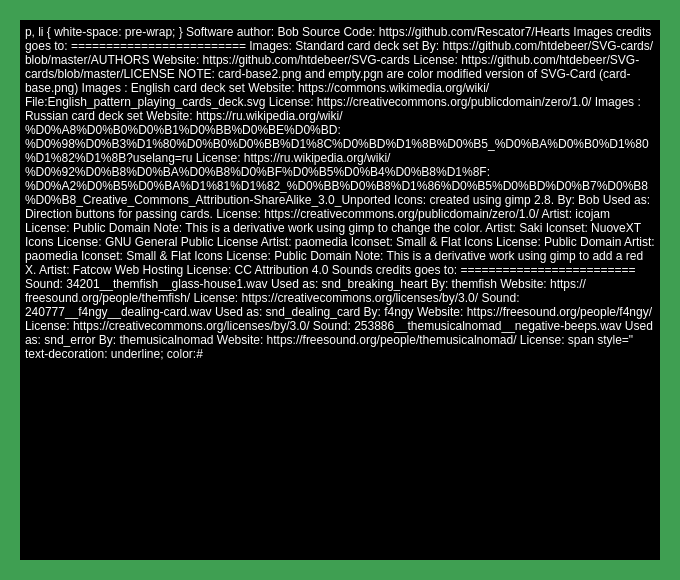
The window that credits.ui (Rescator7/Hearts) describes before a commit, drawn with Qt 5.
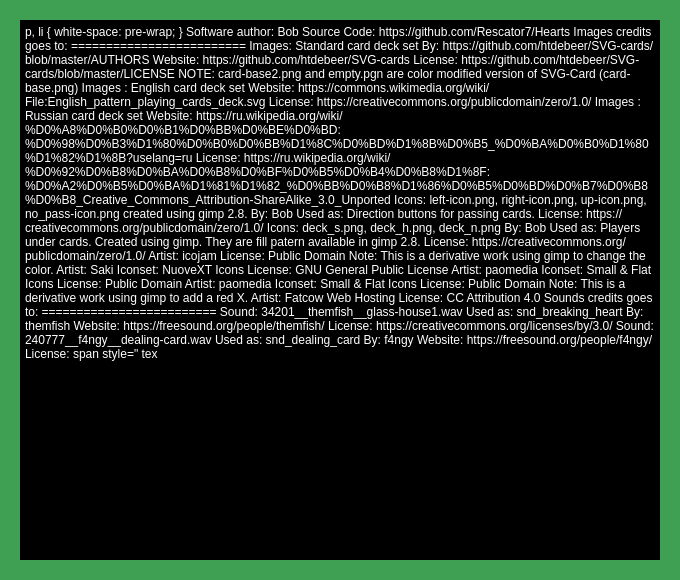
The same window after the commit. Icons and pictures are not drawn.

Commit message: 1.6.1 Undo command added Fix glitch easy card selection when switching auto-centering on/off Fix reset statistics glitch

The edit to the form file:
```diff
--- a/credits.ui
+++ b/credits.ui
@@ -950,13 +950,20 @@
 &lt;p style=&quot; margin-top:0px; margin-bottom:0px; margin-left:0px; margin-right:0px; -qt-block-indent:0; text-indent:0px;&quot;&gt;License: &lt;a href=&quot;https://ru.wikipedia.org/wiki/%D0%92%D0%B8%D0%BA%D0%B8%D0%BF%D0%B5%D0%B4%D0%B8%D1%8F:%D0%A2%D0%B5%D0%BA%D1%81%D1%82_%D0%BB%D0%B8%D1%86%D0%B5%D0%BD%D0%B7%D0%B8%D0%B8_Creative_Commons_Attribution-ShareAlike_3.0_Unported&quot;&gt;&lt;span style=&quot; text-decoration: underline; color:#5555ff;&quot;&gt;https://ru.wikipedia.org/wiki/%D0%92%D0%B8%D0%BA%D0%B8%D0%BF%D0%B5%D0%B4%D0%B8%D1%8F:%D0%A2%D0%B5%D0%BA%D1%81%D1%82_%D0%BB%D0%B8%D1%86%D0%B5%D0%BD%D0%B7%D0%B8%D0%B8_Creative_Commons_Attribution-ShareAlike_3.0_Unported&lt;/span&gt;&lt;/a&gt;&lt;/p&gt;
 &lt;p style=&quot;-qt-paragraph-type:empty; margin-top:0px; margin-bottom:0px; margin-left:0px; margin-right:0px; -qt-block-indent:0; text-indent:0px; text-decoration: underline; color:#5555ff;&quot;&gt;&lt;br /&gt;&lt;/p&gt;
 &lt;p style=&quot;-qt-paragraph-type:empty; margin-top:0px; margin-bottom:0px; margin-left:0px; margin-right:0px; -qt-block-indent:0; text-indent:0px; text-decoration: underline; color:#5555ff;&quot;&gt;&lt;br /&gt;&lt;/p&gt;
-&lt;p style=&quot; margin-top:0px; margin-bottom:0px; margin-left:0px; margin-right:0px; -qt-block-indent:0; text-indent:0px;&quot;&gt;&lt;span style=&quot; text-decoration: underline;&quot;&gt;Icons:&lt;/span&gt;&lt;/p&gt;
+&lt;p style=&quot; margin-top:0px; margin-bottom:0px; margin-left:0px; margin-right:0px; -qt-block-indent:0; text-indent:0px;&quot;&gt;&lt;span style=&quot; text-decoration: underline;&quot;&gt;Icons: left-icon.png, right-icon.png, up-icon.png, no_pass-icon.png&lt;/span&gt;&lt;/p&gt;
+&lt;p style=&quot;-qt-paragraph-type:empty; margin-top:0px; margin-bottom:0px; margin-left:0px; margin-right:0px; -qt-block-indent:0; text-indent:0px; text-decoration: underline;&quot;&gt;&lt;br /&gt;&lt;/p&gt;
 &lt;p style=&quot;-qt-paragraph-type:empty; margin-top:0px; margin-bottom:0px; margin-left:0px; margin-right:0px; -qt-block-indent:0; text-indent:0px;&quot;&gt;&lt;br /&gt;&lt;/p&gt;
 &lt;p style=&quot; margin-top:0px; margin-bottom:0px; margin-left:0px; margin-right:0px; -qt-block-indent:0; text-indent:0px;&quot;&gt;&lt;img src=&quot;:/icons/left-icon.png&quot; /&gt;&lt;img src=&quot;:/icons/right-icon.png&quot; /&gt;&lt;img src=&quot;:/icons/up-icon.png&quot; /&gt;&lt;img src=&quot;:/icons/no_pass-icon.png&quot; /&gt; created using gimp 2.8.&lt;/p&gt;
 &lt;p style=&quot; margin-top:0px; margin-bottom:0px; margin-left:0px; margin-right:0px; -qt-block-indent:0; text-indent:0px;&quot;&gt;By: Bob &amp;lt;castillo7@hotmail.com&amp;gt;&lt;/p&gt;
 &lt;p style=&quot; margin-top:0px; margin-bottom:0px; margin-left:0px; margin-right:0px; -qt-block-indent:0; text-indent:0px;&quot;&gt;Used as: Direction buttons for passing cards.&lt;/p&gt;
 &lt;p style=&quot; margin-top:0px; margin-bottom:0px; margin-left:0px; margin-right:0px; -qt-block-indent:0; text-indent:0px;&quot;&gt;License: &lt;a href=&quot;https://creativecommons.org/publicdomain/zero/1.0/&quot;&gt;&lt;span style=&quot; text-decoration: underline; color:#5555ff;&quot;&gt;https://creativecommons.org/publicdomain/zero/1.0/&lt;/span&gt;&lt;/a&gt;&lt;/p&gt;
-&lt;p style=&quot;-qt-paragraph-type:empty; margin-top:0px; margin-bottom:0px; margin-left:0px; margin-right:0px; -qt-block-indent:0; text-indent:0px; text-decoration: underline; color:#0000ff;&quot;&gt;&lt;br /&gt;&lt;/p&gt;
+&lt;p style=&quot; margin-top:0px; margin-bottom:0px; margin-left:0px; margin-right:0px; -qt-block-indent:0; text-indent:0px;&quot;&gt; &lt;/p&gt;
+&lt;p style=&quot; margin-top:0px; margin-bottom:0px; margin-left:0px; margin-right:0px; -qt-block-indent:0; text-indent:0px;&quot;&gt;Icons: deck_s.png, deck_h.png, deck_n.png&lt;/p&gt;
+&lt;p style=&quot; margin-top:0px; margin-bottom:0px; margin-left:0px; margin-right:0px; -qt-block-indent:0; text-indent:0px;&quot;&gt;&lt;img src=&quot;:/icons/deck_n.png&quot; /&gt;&lt;/p&gt;
+&lt;p style=&quot; margin-top:0px; margin-bottom:0px; margin-left:0px; margin-right:0px; -qt-block-indent:0; text-indent:0px;&quot;&gt;By: Bob &amp;lt;castillo7@hotmail.com&amp;gt;&lt;/p&gt;
+&lt;p style=&quot; margin-top:0px; margin-bottom:0px; margin-left:0px; margin-right:0px; -qt-block-indent:0; text-indent:0px;&quot;&gt;Used as: Players under cards.&lt;/p&gt;
+&lt;p style=&quot; margin-top:0px; margin-bottom:0px; margin-left:0px; margin-right:0px; -qt-block-indent:0; text-indent:0px;&quot;&gt;Created using gimp. They are fill patern available in gimp 2.8.&lt;/p&gt;
+&lt;p style=&quot; margin-top:0px; margin-bottom:0px; margin-left:0px; margin-right:0px; -qt-block-indent:0; text-indent:0px;&quot;&gt;License: &lt;a href=&quot;https://creativecommons.org/publicdomain/zero/1.0/&quot;&gt;&lt;span style=&quot; text-decoration: underline; color:#5555ff;&quot;&gt;https://creativecommons.org/publicdomain/zero/1.0/&lt;/span&gt;&lt;/a&gt;&lt;/p&gt;
 &lt;p style=&quot;-qt-paragraph-type:empty; margin-top:0px; margin-bottom:0px; margin-left:0px; margin-right:0px; -qt-block-indent:0; text-indent:0px;&quot;&gt;&lt;br /&gt;&lt;/p&gt;
 &lt;p style=&quot; margin-top:0px; margin-bottom:0px; margin-left:0px; margin-right:0px; -qt-block-indent:0; text-indent:0px;&quot;&gt;&lt;img src=&quot;:/icons/heart.png&quot; /&gt;&lt;/p&gt;
 &lt;p style=&quot; margin-top:0px; margin-bottom:0px; margin-left:0px; margin-right:0px; -qt-block-indent:0; text-indent:0px;&quot;&gt;&lt;span style=&quot; font-weight:600;&quot;&gt;Artist: &lt;/span&gt; &lt;a href=&quot;https://www.iconarchive.com/artist/icojam.html&quot;&gt;&lt;span style=&quot; text-decoration: underline; color:#5555ff;&quot;&gt;icojam&lt;/span&gt;&lt;/a&gt;&lt;/p&gt;
@@ -1079,7 +1086,14 @@
 &lt;p style=&quot; margin-top:0px; margin-bottom:0px; margin-left:0px; margin-right:0px; -qt-block-indent:0; text-indent:0px;&quot;&gt;By: stib&lt;/p&gt;
 &lt;p style=&quot; margin-top:0px; margin-bottom:0px; margin-left:0px; margin-right:0px; -qt-block-indent:0; text-indent:0px;&quot;&gt;Website: &lt;a href=&quot;https://freesound.org/people/stib/&quot;&gt;&lt;span style=&quot; text-decoration: underline; color:#5555ff;&quot;&gt;https://freesound.org/people/stib/&lt;/span&gt;&lt;/a&gt;&lt;/p&gt;
 &lt;p style=&quot; margin-top:0px; margin-bottom:0px; margin-left:0px; margin-right:0px; -qt-block-indent:0; text-indent:0px;&quot;&gt;License: &lt;a href=&quot;https://creativecommons.org/publicdomain/zero/1.0/&quot;&gt;&lt;span style=&quot; text-decoration: underline; color:#5555ff;&quot;&gt;https://creativecommons.org/publicdomain/zero/1.0/&lt;/span&gt;&lt;/a&gt;&lt;/p&gt;
-&lt;p style=&quot;-qt-paragraph-type:empty; margin-top:0px; margin-bottom:0px; margin-left:0px; margin-right:0px; -qt-block-indent:0; text-indent:0px;&quot;&gt;&lt;br /&gt;&lt;/p&gt;&lt;/body&gt;&lt;/html&gt;</string>
+&lt;p style=&quot;-qt-paragraph-type:empty; margin-top:0px; margin-bottom:0px; margin-left:0px; margin-right:0px; -qt-block-indent:0; text-indent:0px;&quot;&gt;&lt;br /&gt;&lt;/p&gt;
+&lt;p style=&quot; margin-top:0px; margin-bottom:0px; margin-left:0px; margin-right:0px; -qt-block-indent:0; text-indent:0px;&quot;&gt;Sound: 403013__inspectorj__ui-confirmation-alert-b5.wav&lt;/p&gt;
+&lt;p style=&quot; margin-top:0px; margin-bottom:0px; margin-left:0px; margin-right:0px; -qt-block-indent:0; text-indent:0px;&quot;&gt;Used as: snd_undo&lt;/p&gt;
+&lt;p style=&quot; margin-top:0px; margin-bottom:0px; margin-left:0px; margin-right:0px; -qt-block-indent:0; text-indent:0px;&quot;&gt;By: Inspector&lt;/p&gt;
+&lt;p style=&quot; margin-top:0px; margin-bottom:0px; margin-left:0px; margin-right:0px; -qt-block-indent:0; text-indent:0px;&quot;&gt;Info: &amp;quot;UI Confirmation Alert, B5.wav&amp;quot; by InspectorJ (&lt;a href=&quot;http://www.jshaw.co.uk&quot;&gt;&lt;span style=&quot; text-decoration: underline; color:#5555ff;&quot;&gt;www.jshaw.co.uk&lt;/span&gt;&lt;/a&gt;) of &lt;a href=&quot;http://Freesound.org&quot;&gt;&lt;span style=&quot; text-decoration: underline; color:#5555ff;&quot;&gt;Freesound.org&lt;/span&gt;&lt;/a&gt;&lt;/p&gt;
+&lt;p style=&quot; margin-top:0px; margin-bottom:0px; margin-left:0px; margin-right:0px; -qt-block-indent:0; text-indent:0px;&quot;&gt;Website: &lt;a href=&quot;https://freesound.org/people/InspectorJ/sounds/403013/&quot;&gt;&lt;span style=&quot; text-decoration: underline; color:#5555ff;&quot;&gt;https://freesound.org/people/InspectorJ/sounds/403013/&lt;/span&gt;&lt;/a&gt;&lt;/p&gt;
+&lt;p style=&quot; margin-top:0px; margin-bottom:0px; margin-left:0px; margin-right:0px; -qt-block-indent:0; text-indent:0px;&quot;&gt;License: &lt;a href=&quot;https://creativecommons.org/licenses/by/3.0/&quot;&gt;&lt;span style=&quot; text-decoration: underline; color:#5555ff;&quot;&gt;https://creativecommons.org/licenses/by/3.0/&lt;/span&gt;&lt;/a&gt;&lt;/p&gt;
+&lt;p style=&quot;-qt-paragraph-type:empty; margin-top:0px; margin-bottom:0px; margin-left:0px; margin-right:0px; -qt-block-indent:0; text-indent:0px; text-decoration: underline; color:#5555ff;&quot;&gt;&lt;br /&gt;&lt;/p&gt;&lt;/body&gt;&lt;/html&gt;</string>
    </property>
    <property name="openExternalLinks">
     <bool>true</bool>
```
The commit also changes 14 other files.
